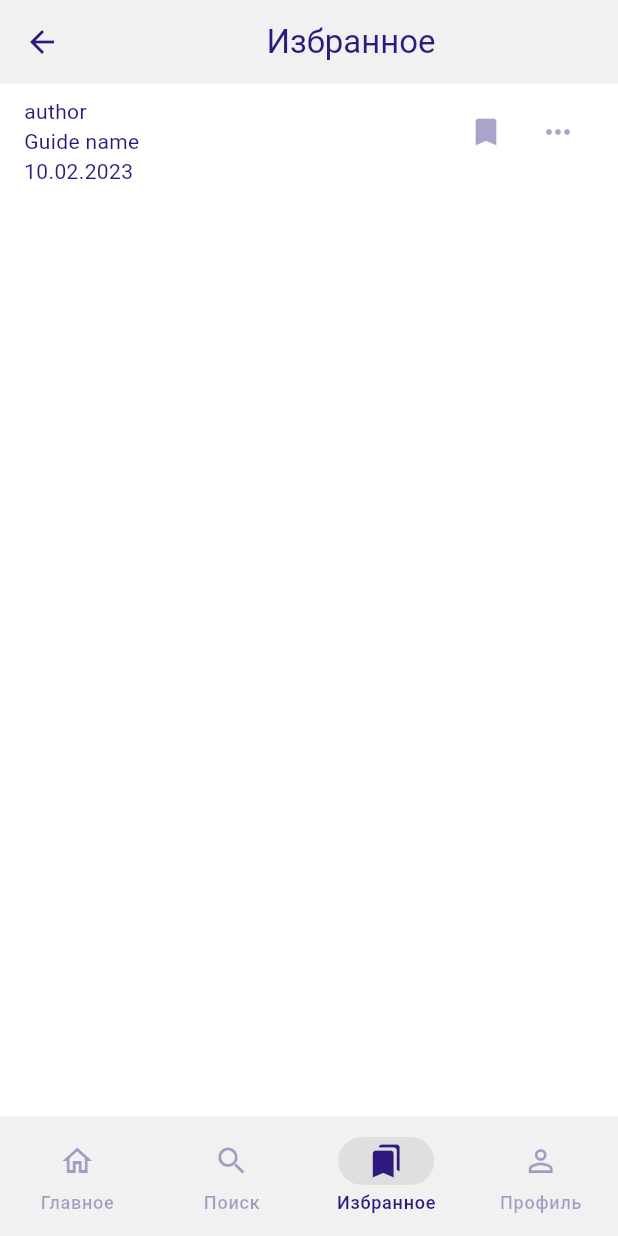
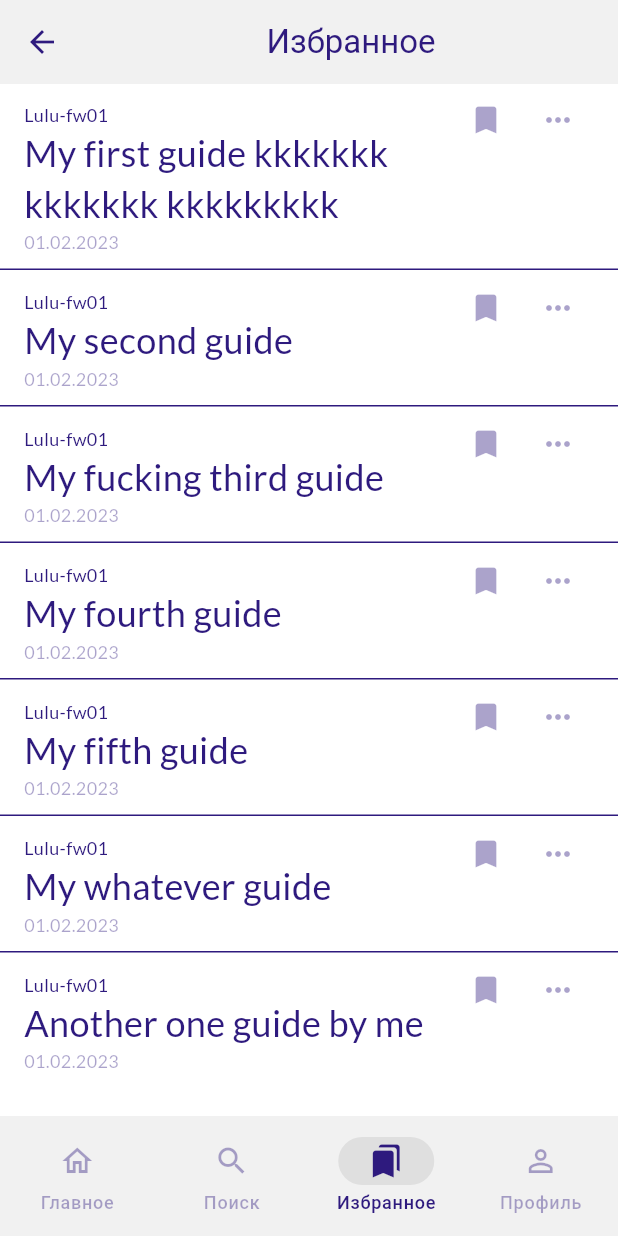
Before and after one commit to Lulu-fw01/guides-project, a Flutter app: the MainScreen screen opened directly with empty values, item 3 of the bottom bar chosen, on a phone screen of 412 x 824 dp. Run offline on Flutter 3.47's test engine with Material 2 defaults, Android fonts, the light colour scheme and no system bars; our stand-ins replace bloc, flutter_bloc, flutter_markdown, google_fonts, shared_preferences; missing offline and left inert: flutter_quill; accounts and stored records are empty.

Commit message:
first version of guide card

```diff
--- /dev/null
+++ b/guide_app/lib/common/dto/guide_card_dto.dart
@@ -0,0 +1,13 @@
+/// Guide card dto.
+class GuideCardDto {
+  GuideCardDto(this.author, this.guideName, this.editDate);
+
+  /// Guide author login.
+  final String author;
+
+  /// Guide name.
+  final String guideName;
+
+  /// Edit date of the guide.
+  final String editDate;
+}
--- a/guide_app/lib/common/themes/main_theme.dart
+++ b/guide_app/lib/common/themes/main_theme.dart
@@ -1,15 +1,26 @@
 import 'package:flutter/material.dart';
+import 'package:google_fonts/google_fonts.dart';
 
 class MainTheme {
-
   Color surface = const Color(0xFFF1F1F1);
   Color onSurface = const Color(0xFF2E1A7E);
   Color secondaryContainer = const Color(0xFFBDBDBD).withOpacity(0.35);
   Color readableText = Colors.black;
   Color onSurfaceVariant = const Color(0xFF2E1A7E).withOpacity(0.4);
+  TextStyle smallInfoTextAuthor =
+      GoogleFonts.lato(fontSize: 12, fontWeight: FontWeight.w400);
+  TextStyle smallInfoText = GoogleFonts.lato(
+      fontSize: 12,
+      fontWeight: FontWeight.w400,
+      color: const Color(0xFF2E1A7E).withOpacity(0.4));
+  TextStyle titleText = GoogleFonts.lato(
+      fontSize: 24,
+      fontWeight: FontWeight.w400,
+      color: const Color(0xFF2E1A7E));
 
   ThemeData get lightTheme {
-    return ThemeData(useMaterial3: true,
+    return ThemeData(
+        useMaterial3: true,
         textSelectionTheme: TextSelectionThemeData(cursorColor: onSurface),
         colorScheme: ColorScheme(
           surface: surface,
--- a/guide_app/lib/common/widgets/guide_card.dart
+++ b/guide_app/lib/common/widgets/guide_card.dart
@@ -1,32 +1,63 @@
 import 'package:flutter/material.dart';
+import 'package:guide_app/common/dto/guide_card_dto.dart';
+import 'package:guide_app/common/themes/main_theme.dart';
+import 'package:provider/provider.dart';
 
+/// Guide card widget.
+/// v1.
+/// Author: @Lulu-fw01
 class GuideCard extends StatelessWidget {
-  const GuideCard({super.key});
+  const GuideCard(this.guideCardDto, {super.key});
+  /// Guide card data.
+  final GuideCardDto guideCardDto;
 
   @override
   Widget build(BuildContext context) {
+    final theme = Provider.of<MainTheme>(context);
     return Padding(
-      padding: const EdgeInsets.only(left: 16, right: 16, top: 8),
+      padding: const EdgeInsets.only(left: 16, right: 16, bottom: 8),
       child: Row(
         crossAxisAlignment: CrossAxisAlignment.start,
         mainAxisAlignment: MainAxisAlignment.spaceBetween,
         children: [
-          Column(
-            crossAxisAlignment: CrossAxisAlignment.start,
-            children: [
-              Row(
-                children: [Text('author')],
+          Expanded(
+            child: Padding(
+              padding: const EdgeInsets.only(top: 12),
+              child: Column(
+                crossAxisAlignment: CrossAxisAlignment.start,
+                children: [
+                  Row(
+                    children: [
+                      Text(
+                        guideCardDto.author,
+                        style: theme.smallInfoTextAuthor,
+                      )
+                    ],
+                  ),
+                  Text(
+                    guideCardDto.guideName,
+                    style: theme.titleText,
+                  ),
+                  Row(
+                    children: [
+                      Text(
+                        guideCardDto.editDate,
+                        style: theme.smallInfoText,
+                      )
+                    ],
+                  )
+                ],
               ),
-              Text('Guide name'),
-              Row(
-                children: [Text('10.02.2023')],
-              )
-            ],
+            ),
           ),
           Row(
-            children: [//Icon(Icons.bookmark)
+            children: [
+              //Icon(Icons.bookmark)
               IconButton(onPressed: () {}, icon: Icon(Icons.bookmark)),
-              IconButton(onPressed: () {}, icon: Icon(Icons.more_horiz),)
+              IconButton(
+                onPressed: () {},
+                icon: Icon(Icons.more_horiz),
+              )
             ],
           )
         ],
--- a/guide_app/lib/features/favorites/screens/favorites_screen.dart
+++ b/guide_app/lib/features/favorites/screens/favorites_screen.dart
@@ -1,5 +1,8 @@
-import 'package:flutter/widgets.dart';
+import 'package:flutter/material.dart';
+import 'package:guide_app/common/dto/guide_card_dto.dart';
+import 'package:guide_app/common/themes/main_theme.dart';
 import 'package:guide_app/common/widgets/guide_card.dart';
+import 'package:provider/provider.dart';
 
 class FavoritesScreen extends StatefulWidget {
   const FavoritesScreen({super.key});
@@ -11,6 +14,25 @@ class FavoritesScreen extends StatefulWidget {
 class FavoritesScreenState extends State<FavoritesScreen> {
   @override
   Widget build(BuildContext context) {
-    return Column(children: [GuideCard()],);
+    final theme = Provider.of<MainTheme>(context);
+
+    final guideCards = [
+      GuideCardDto('Lulu-fw01', 'My first guide kkkkkkk kkkkkkk kkkkkkkkk',
+          '01.02.2023'),
+      GuideCardDto('Lulu-fw01', 'My second guide', '01.02.2023'),
+      GuideCardDto('Lulu-fw01', 'My fucking third guide', '01.02.2023'),
+      GuideCardDto('Lulu-fw01', 'My fourth guide', '01.02.2023'),
+      GuideCardDto('Lulu-fw01', 'My fifth guide', '01.02.2023'),
+      GuideCardDto('Lulu-fw01', 'My whatever guide', '01.02.2023'),
+      GuideCardDto('Lulu-fw01', 'Another one guide by me', '01.02.2023')
+    ];
+    return ListView.separated(
+        itemBuilder: (BuildContext context, int index) =>
+            GuideCard(guideCards[index]),
+        separatorBuilder: (BuildContext context, int index) => Divider(
+              height: 3,
+              color: theme.onSurface,
+            ),
+        itemCount: guideCards.length);
   }
 }
```
Lines whose indentation alone changed are shown as unchanged.
